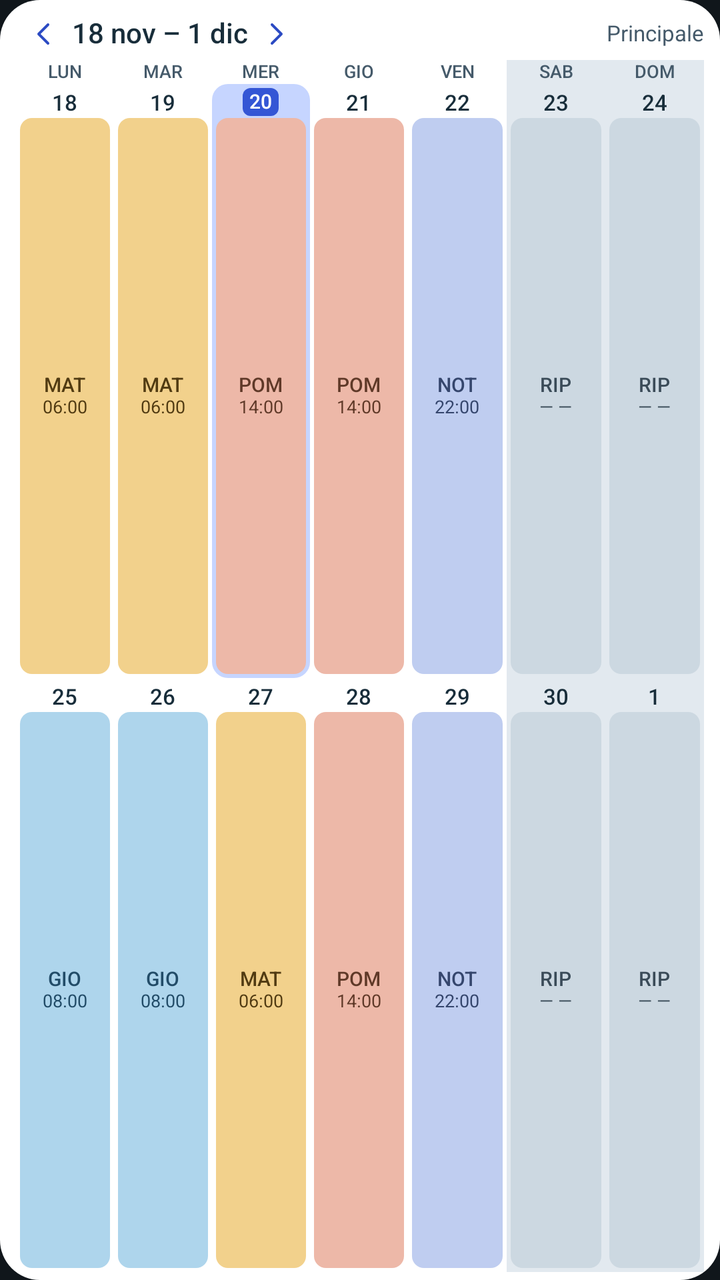
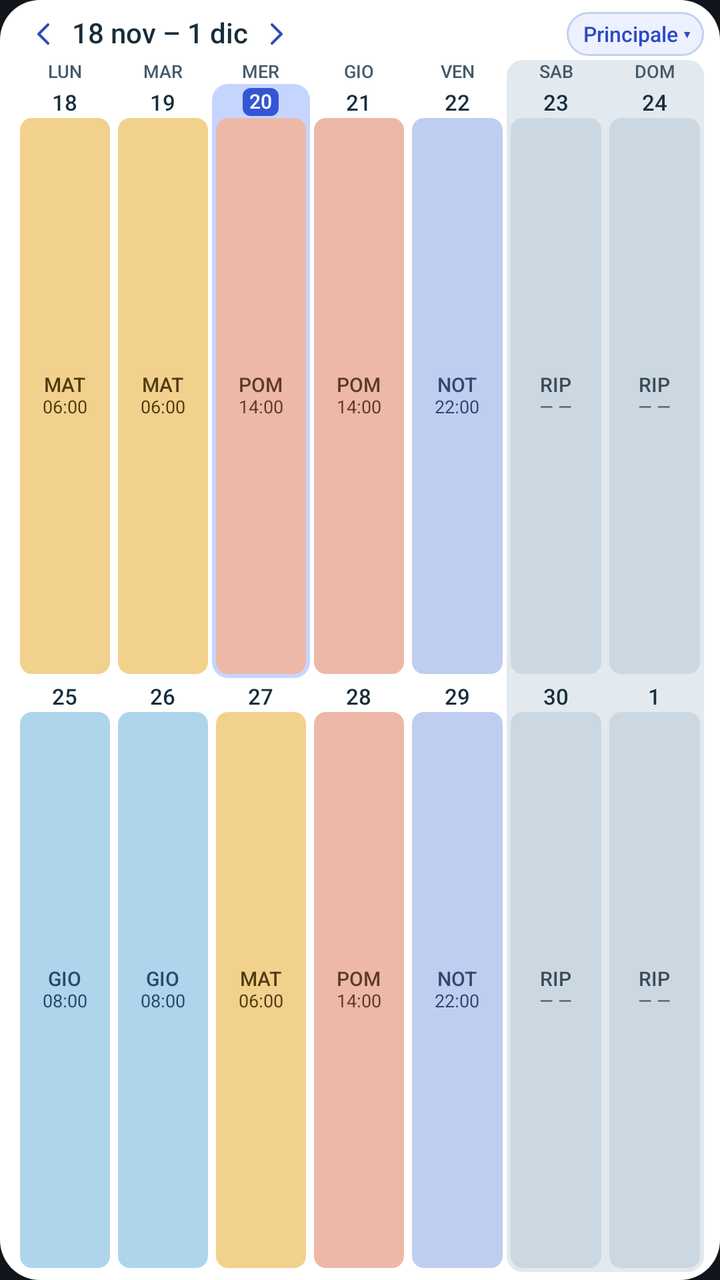

Compare the two renders of this Android layout. The source of the first and the diff that turns it into the second are given below.
<!-- AndroidManifest.xml: application theme Theme.CalendarioTurni -->
<!-- res/layout/widget_preview_weeks_panorama.xml -->
<?xml version="1.0" encoding="utf-8"?>
<LinearLayout xmlns:android="http://schemas.android.com/apk/res/android"
    android:layout_width="match_parent"
    android:layout_height="match_parent"
    android:background="@drawable/bg_widget_preview_container"
    android:orientation="vertical"
    android:paddingStart="8dp"
    android:paddingTop="4dp"
    android:paddingEnd="8dp"
    android:paddingBottom="4dp">

    <LinearLayout
        android:layout_width="match_parent"
        android:layout_height="26dp"
        android:gravity="center_vertical"
        android:orientation="horizontal">

        <ImageView
            android:layout_width="28dp"
            android:layout_height="match_parent"
            android:contentDescription="Periodo precedente"
            android:padding="5dp"
            android:scaleType="fitCenter"
            android:src="@drawable/widget_chevron_left"
            android:tint="@color/widget_brand_ink" />

        <TextView
            android:layout_width="wrap_content"
            android:layout_height="match_parent"
            android:ellipsize="end"
            android:fontFamily="sans-serif-medium"
            android:gravity="center_vertical"
            android:includeFontPadding="false"
            android:singleLine="true"
            android:text="18 nov – 1 dic"
            android:textColor="@color/widget_text"
            android:textSize="14sp" />

        <ImageView
            android:layout_width="28dp"
            android:layout_height="match_parent"
            android:contentDescription="Periodo successivo"
            android:padding="5dp"
            android:scaleType="fitCenter"
            android:src="@drawable/widget_chevron_right"
            android:tint="@color/widget_brand_ink" />

        <TextView
            android:layout_width="0dp"
            android:layout_height="match_parent"
            android:layout_weight="1"
            android:ellipsize="end"
            android:gravity="end|center_vertical"
            android:includeFontPadding="false"
            android:paddingStart="8dp"
            android:singleLine="true"
            android:text="Principale"
            android:textColor="@color/widget_secondary_text"
            android:textSize="11sp" />
    </LinearLayout>

    
    <LinearLayout
        android:layout_width="match_parent"
        android:layout_height="12dp"
        android:orientation="horizontal">

        <TextView android:layout_width="0dp" android:layout_height="match_parent" android:layout_weight="1" android:fontFamily="sans-serif-medium" android:gravity="center" android:includeFontPadding="false" android:text="LUN" android:textColor="@color/widget_secondary_text" android:textSize="9sp" />
        <TextView android:layout_width="0dp" android:layout_height="match_parent" android:layout_weight="1" android:fontFamily="sans-serif-medium" android:gravity="center" android:includeFontPadding="false" android:text="MAR" android:textColor="@color/widget_secondary_text" android:textSize="9sp" />
        <TextView android:layout_width="0dp" android:layout_height="match_parent" android:layout_weight="1" android:fontFamily="sans-serif-medium" android:gravity="center" android:includeFontPadding="false" android:text="MER" android:textColor="@color/widget_secondary_text" android:textSize="9sp" />
        <TextView android:layout_width="0dp" android:layout_height="match_parent" android:layout_weight="1" android:fontFamily="sans-serif-medium" android:gravity="center" android:includeFontPadding="false" android:text="GIO" android:textColor="@color/widget_secondary_text" android:textSize="9sp" />
        <TextView android:layout_width="0dp" android:layout_height="match_parent" android:layout_weight="1" android:fontFamily="sans-serif-medium" android:gravity="center" android:includeFontPadding="false" android:text="VEN" android:textColor="@color/widget_secondary_text" android:textSize="9sp" />
        <TextView android:layout_width="0dp" android:layout_height="match_parent" android:layout_weight="1" android:background="@color/widget_weekend" android:fontFamily="sans-serif-medium" android:gravity="center" android:includeFontPadding="false" android:text="SAB" android:textColor="@color/widget_secondary_text" android:textSize="9sp" />
        <TextView android:layout_width="0dp" android:layout_height="match_parent" android:layout_weight="1" android:background="@color/widget_weekend" android:fontFamily="sans-serif-medium" android:gravity="center" android:includeFontPadding="false" android:text="DOM" android:textColor="@color/widget_secondary_text" android:textSize="9sp" />
    </LinearLayout>

    
    <LinearLayout
        android:layout_width="match_parent"
        android:layout_height="0dp"
        android:layout_weight="1"
        android:orientation="horizontal">

        <LinearLayout android:layout_width="0dp" android:layout_height="match_parent" android:layout_weight="1" android:gravity="center_horizontal" android:orientation="vertical" android:padding="2dp">
            <TextView android:layout_width="wrap_content" android:layout_height="15dp" android:fontFamily="sans-serif-medium" android:gravity="center" android:includeFontPadding="false" android:text="18" android:textColor="@color/widget_text" android:textSize="11sp" />
            <LinearLayout android:layout_width="match_parent" android:layout_height="0dp" android:layout_weight="1" android:background="@drawable/bg_widget_preview_pill_morning" android:gravity="center" android:orientation="vertical">
                <TextView android:layout_width="wrap_content" android:layout_height="wrap_content" android:fontFamily="sans-serif-medium" android:includeFontPadding="false" android:text="MAT" android:textColor="@color/widget_shift_morning_ink" android:textSize="10sp" />
                <TextView android:layout_width="wrap_content" android:layout_height="wrap_content" android:includeFontPadding="false" android:text="06:00" android:textColor="@color/widget_shift_morning_ink" android:textSize="9sp" />
            </LinearLayout>
        </LinearLayout>

        <LinearLayout android:layout_width="0dp" android:layout_height="match_parent" android:layout_weight="1" android:gravity="center_horizontal" android:orientation="vertical" android:padding="2dp">
            <TextView android:layout_width="wrap_content" android:layout_height="15dp" android:fontFamily="sans-serif-medium" android:gravity="center" android:includeFontPadding="false" android:text="19" android:textColor="@color/widget_text" android:textSize="11sp" />
            <LinearLayout android:layout_width="match_parent" android:layout_height="0dp" android:layout_weight="1" android:background="@drawable/bg_widget_preview_pill_morning" android:gravity="center" android:orientation="vertical">
                <TextView android:layout_width="wrap_content" android:layout_height="wrap_content" android:fontFamily="sans-serif-medium" android:includeFontPadding="false" android:text="MAT" android:textColor="@color/widget_shift_morning_ink" android:textSize="10sp" />
                <TextView android:layout_width="wrap_content" android:layout_height="wrap_content" android:includeFontPadding="false" android:text="06:00" android:textColor="@color/widget_shift_morning_ink" android:textSize="9sp" />
            </LinearLayout>
        </LinearLayout>

        <LinearLayout android:layout_width="0dp" android:layout_height="match_parent" android:layout_weight="1" android:background="@drawable/bg_widget_preview_today_cell" android:gravity="center_horizontal" android:orientation="vertical" android:padding="2dp">
            <TextView android:layout_width="18dp" android:layout_height="14dp" android:layout_marginBottom="1dp" android:background="@drawable/bg_widget_preview_today_badge" android:fontFamily="sans-serif-medium" android:gravity="center" android:includeFontPadding="false" android:text="20" android:textColor="@color/widget_on_brand" android:textSize="10sp" />
            <LinearLayout android:layout_width="match_parent" android:layout_height="0dp" android:layout_weight="1" android:background="@drawable/bg_widget_preview_pill_afternoon" android:gravity="center" android:orientation="vertical">
                <TextView android:layout_width="wrap_content" android:layout_height="wrap_content" android:fontFamily="sans-serif-medium" android:includeFontPadding="false" android:text="POM" android:textColor="@color/widget_shift_afternoon_ink" android:textSize="10sp" />
                <TextView android:layout_width="wrap_content" android:layout_height="wrap_content" android:includeFontPadding="false" android:text="14:00" android:textColor="@color/widget_shift_afternoon_ink" android:textSize="9sp" />
            </LinearLayout>
        </LinearLayout>

        <LinearLayout android:layout_width="0dp" android:layout_height="match_parent" android:layout_weight="1" android:gravity="center_horizontal" android:orientation="vertical" android:padding="2dp">
            <TextView android:layout_width="wrap_content" android:layout_height="15dp" android:fontFamily="sans-serif-medium" android:gravity="center" android:includeFontPadding="false" android:text="21" android:textColor="@color/widget_text" android:textSize="11sp" />
            <LinearLayout android:layout_width="match_parent" android:layout_height="0dp" android:layout_weight="1" android:background="@drawable/bg_widget_preview_pill_afternoon" android:gravity="center" android:orientation="vertical">
                <TextView android:layout_width="wrap_content" android:layout_height="wrap_content" android:fontFamily="sans-serif-medium" android:includeFontPadding="false" android:text="POM" android:textColor="@color/widget_shift_afternoon_ink" android:textSize="10sp" />
                <TextView android:layout_width="wrap_content" android:layout_height="wrap_content" android:includeFontPadding="false" android:text="14:00" android:textColor="@color/widget_shift_afternoon_ink" android:textSize="9sp" />
            </LinearLayout>
        </LinearLayout>

        <LinearLayout android:layout_width="0dp" android:layout_height="match_parent" android:layout_weight="1" android:gravity="center_horizontal" android:orientation="vertical" android:padding="2dp">
            <TextView android:layout_width="wrap_content" android:layout_height="15dp" android:fontFamily="sans-serif-medium" android:gravity="center" android:includeFontPadding="false" android:text="22" android:textColor="@color/widget_text" android:textSize="11sp" />
            <LinearLayout android:layout_width="match_parent" android:layout_height="0dp" android:layout_weight="1" android:background="@drawable/bg_widget_preview_pill_night" android:gravity="center" android:orientation="vertical">
                <TextView android:layout_width="wrap_content" android:layout_height="wrap_content" android:fontFamily="sans-serif-medium" android:includeFontPadding="false" android:text="NOT" android:textColor="@color/widget_shift_night_ink" android:textSize="10sp" />
                <TextView android:layout_width="wrap_content" android:layout_height="wrap_content" android:includeFontPadding="false" android:text="22:00" android:textColor="@color/widget_shift_night_ink" android:textSize="9sp" />
            </LinearLayout>
        </LinearLayout>

        <LinearLayout android:layout_width="0dp" android:layout_height="match_parent" android:layout_weight="1" android:background="@color/widget_weekend" android:gravity="center_horizontal" android:orientation="vertical" android:padding="2dp">
            <TextView android:layout_width="wrap_content" android:layout_height="15dp" android:fontFamily="sans-serif-medium" android:gravity="center" android:includeFontPadding="false" android:text="23" android:textColor="@color/widget_text" android:textSize="11sp" />
            <LinearLayout android:layout_width="match_parent" android:layout_height="0dp" android:layout_weight="1" android:background="@drawable/bg_widget_preview_pill_rest" android:gravity="center" android:orientation="vertical">
                <TextView android:layout_width="wrap_content" android:layout_height="wrap_content" android:fontFamily="sans-serif-medium" android:includeFontPadding="false" android:text="RIP" android:textColor="@color/widget_shift_rest_ink" android:textSize="10sp" />
                <TextView android:layout_width="wrap_content" android:layout_height="wrap_content" android:includeFontPadding="false" android:text="— —" android:textColor="@color/widget_shift_rest_ink" android:textSize="9sp" />
            </LinearLayout>
        </LinearLayout>

        <LinearLayout android:layout_width="0dp" android:layout_height="match_parent" android:layout_weight="1" android:background="@color/widget_weekend" android:gravity="center_horizontal" android:orientation="vertical" android:padding="2dp">
            <TextView android:layout_width="wrap_content" android:layout_height="15dp" android:fontFamily="sans-serif-medium" android:gravity="center" android:includeFontPadding="false" android:text="24" android:textColor="@color/widget_text" android:textSize="11sp" />
            <LinearLayout android:layout_width="match_parent" android:layout_height="0dp" android:layout_weight="1" android:background="@drawable/bg_widget_preview_pill_rest" android:gravity="center" android:orientation="vertical">
                <TextView android:layout_width="wrap_content" android:layout_height="wrap_content" android:fontFamily="sans-serif-medium" android:includeFontPadding="false" android:text="RIP" android:textColor="@color/widget_shift_rest_ink" android:textSize="10sp" />
                <TextView android:layout_width="wrap_content" android:layout_height="wrap_content" android:includeFontPadding="false" android:text="— —" android:textColor="@color/widget_shift_rest_ink" android:textSize="9sp" />
            </LinearLayout>
        </LinearLayout>
    </LinearLayout>

    
    <LinearLayout
        android:layout_width="match_parent"
        android:layout_height="0dp"
        android:layout_weight="1"
        android:orientation="horizontal">

        <LinearLayout android:layout_width="0dp" android:layout_height="match_parent" android:layout_weight="1" android:gravity="center_horizontal" android:orientation="vertical" android:padding="2dp">
            <TextView android:layout_width="wrap_content" android:layout_height="15dp" android:fontFamily="sans-serif-medium" android:gravity="center" android:includeFontPadding="false" android:text="25" android:textColor="@color/widget_text" android:textSize="11sp" />
            <LinearLayout android:layout_width="match_parent" android:layout_height="0dp" android:layout_weight="1" android:background="@drawable/bg_widget_preview_pill_daytime" android:gravity="center" android:orientation="vertical">
                <TextView android:layout_width="wrap_content" android:layout_height="wrap_content" android:fontFamily="sans-serif-medium" android:includeFontPadding="false" android:text="GIO" android:textColor="@color/widget_shift_daytime_ink" android:textSize="10sp" />
                <TextView android:layout_width="wrap_content" android:layout_height="wrap_content" android:includeFontPadding="false" android:text="08:00" android:textColor="@color/widget_shift_daytime_ink" android:textSize="9sp" />
            </LinearLayout>
        </LinearLayout>

        <LinearLayout android:layout_width="0dp" android:layout_height="match_parent" android:layout_weight="1" android:gravity="center_horizontal" android:orientation="vertical" android:padding="2dp">
            <TextView android:layout_width="wrap_content" android:layout_height="15dp" android:fontFamily="sans-serif-medium" android:gravity="center" android:includeFontPadding="false" android:text="26" android:textColor="@color/widget_text" android:textSize="11sp" />
            <LinearLayout android:layout_width="match_parent" android:layout_height="0dp" android:layout_weight="1" android:background="@drawable/bg_widget_preview_pill_daytime" android:gravity="center" android:orientation="vertical">
                <TextView android:layout_width="wrap_content" android:layout_height="wrap_content" android:fontFamily="sans-serif-medium" android:includeFontPadding="false" android:text="GIO" android:textColor="@color/widget_shift_daytime_ink" android:textSize="10sp" />
                <TextView android:layout_width="wrap_content" android:layout_height="wrap_content" android:includeFontPadding="false" android:text="08:00" android:textColor="@color/widget_shift_daytime_ink" android:textSize="9sp" />
            </LinearLayout>
        </LinearLayout>

        <LinearLayout android:layout_width="0dp" android:layout_height="match_parent" android:layout_weight="1" android:gravity="center_horizontal" android:orientation="vertical" android:padding="2dp">
            <TextView android:layout_width="wrap_content" android:layout_height="15dp" android:fontFamily="sans-serif-medium" android:gravity="center" android:includeFontPadding="false" android:text="27" android:textColor="@color/widget_text" android:textSize="11sp" />
            <LinearLayout android:layout_width="match_parent" android:layout_height="0dp" android:layout_weight="1" android:background="@drawable/bg_widget_preview_pill_morning" android:gravity="center" android:orientation="vertical">
                <TextView android:layout_width="wrap_content" android:layout_height="wrap_content" android:fontFamily="sans-serif-medium" android:includeFontPadding="false" android:text="MAT" android:textColor="@color/widget_shift_morning_ink" android:textSize="10sp" />
                <TextView android:layout_width="wrap_content" android:layout_height="wrap_content" android:includeFontPadding="false" android:text="06:00" android:textColor="@color/widget_shift_morning_ink" android:textSize="9sp" />
            </LinearLayout>
        </LinearLayout>

        <LinearLayout android:layout_width="0dp" android:layout_height="match_parent" android:layout_weight="1" android:gravity="center_horizontal" android:orientation="vertical" android:padding="2dp">
            <TextView android:layout_width="wrap_content" android:layout_height="15dp" android:fontFamily="sans-serif-medium" android:gravity="center" android:includeFontPadding="false" android:text="28" android:textColor="@color/widget_text" android:textSize="11sp" />
            <LinearLayout android:layout_width="match_parent" android:layout_height="0dp" android:layout_weight="1" android:background="@drawable/bg_widget_preview_pill_afternoon" android:gravity="center" android:orientation="vertical">
                <TextView android:layout_width="wrap_content" android:layout_height="wrap_content" android:fontFamily="sans-serif-medium" android:includeFontPadding="false" android:text="POM" android:textColor="@color/widget_shift_afternoon_ink" android:textSize="10sp" />
                <TextView android:layout_width="wrap_content" android:layout_height="wrap_content" android:includeFontPadding="false" android:text="14:00" android:textColor="@color/widget_shift_afternoon_ink" android:textSize="9sp" />
            </LinearLayout>
        </LinearLayout>

        <LinearLayout android:layout_width="0dp" android:layout_height="match_parent" android:layout_weight="1" android:gravity="center_horizontal" android:orientation="vertical" android:padding="2dp">
            <TextView android:layout_width="wrap_content" android:layout_height="15dp" android:fontFamily="sans-serif-medium" android:gravity="center" android:includeFontPadding="false" android:text="29" android:textColor="@color/widget_text" android:textSize="11sp" />
            <LinearLayout android:layout_width="match_parent" android:layout_height="0dp" android:layout_weight="1" android:background="@drawable/bg_widget_preview_pill_night" android:gravity="center" android:orientation="vertical">
                <TextView android:layout_width="wrap_content" android:layout_height="wrap_content" android:fontFamily="sans-serif-medium" android:includeFontPadding="false" android:text="NOT" android:textColor="@color/widget_shift_night_ink" android:textSize="10sp" />
                <TextView android:layout_width="wrap_content" android:layout_height="wrap_content" android:includeFontPadding="false" android:text="22:00" android:textColor="@color/widget_shift_night_ink" android:textSize="9sp" />
            </LinearLayout>
        </LinearLayout>

        <LinearLayout android:layout_width="0dp" android:layout_height="match_parent" android:layout_weight="1" android:background="@color/widget_weekend" android:gravity="center_horizontal" android:orientation="vertical" android:padding="2dp">
            <TextView android:layout_width="wrap_content" android:layout_height="15dp" android:fontFamily="sans-serif-medium" android:gravity="center" android:includeFontPadding="false" android:text="30" android:textColor="@color/widget_text" android:textSize="11sp" />
            <LinearLayout android:layout_width="match_parent" android:layout_height="0dp" android:layout_weight="1" android:background="@drawable/bg_widget_preview_pill_rest" android:gravity="center" android:orientation="vertical">
                <TextView android:layout_width="wrap_content" android:layout_height="wrap_content" android:fontFamily="sans-serif-medium" android:includeFontPadding="false" android:text="RIP" android:textColor="@color/widget_shift_rest_ink" android:textSize="10sp" />
                <TextView android:layout_width="wrap_content" android:layout_height="wrap_content" android:includeFontPadding="false" android:text="— —" android:textColor="@color/widget_shift_rest_ink" android:textSize="9sp" />
            </LinearLayout>
        </LinearLayout>

        <LinearLayout android:layout_width="0dp" android:layout_height="match_parent" android:layout_weight="1" android:background="@color/widget_weekend" android:gravity="center_horizontal" android:orientation="vertical" android:padding="2dp">
            <TextView android:layout_width="wrap_content" android:layout_height="15dp" android:fontFamily="sans-serif-medium" android:gravity="center" android:includeFontPadding="false" android:text="1" android:textColor="@color/widget_text" android:textSize="11sp" />
            <LinearLayout android:layout_width="match_parent" android:layout_height="0dp" android:layout_weight="1" android:background="@drawable/bg_widget_preview_pill_rest" android:gravity="center" android:orientation="vertical">
                <TextView android:layout_width="wrap_content" android:layout_height="wrap_content" android:fontFamily="sans-serif-medium" android:includeFontPadding="false" android:text="RIP" android:textColor="@color/widget_shift_rest_ink" android:textSize="10sp" />
                <TextView android:layout_width="wrap_content" android:layout_height="wrap_content" android:includeFontPadding="false" android:text="— —" android:textColor="@color/widget_shift_rest_ink" android:textSize="9sp" />
            </LinearLayout>
        </LinearLayout>
    </LinearLayout>
</LinearLayout>
<!-- resources referenced by this layout -->
<resources>
  <color name="widget_brand_ink">#2C4BC3</color>
  <color name="widget_on_brand">#FFFFFF</color>
  <color name="widget_secondary_text">#455A6A</color>
  <color name="widget_shift_afternoon_ink">#5F3928</color>
  <color name="widget_shift_daytime_ink">#224C68</color>
  <color name="widget_shift_morning_ink">#513B12</color>
  <color name="widget_shift_night_ink">#35466D</color>
  <color name="widget_shift_rest_ink">#3A4B58</color>
  <color name="widget_text">#182D3A</color>
  <color name="widget_weekend">#E2E9EF</color>
  <!-- drawable bg_widget_preview_container (drawable) -->
  <?xml version="1.0" encoding="utf-8"?>
  <shape xmlns:android="http://schemas.android.com/apk/res/android" android:shape="rectangle">
      <solid android:color="@color/widget_surface" />
      <corners android:radius="20dp" />
  </shape>
  <!-- drawable bg_widget_preview_today_badge (drawable) -->
  <?xml version="1.0" encoding="utf-8"?>
  <shape xmlns:android="http://schemas.android.com/apk/res/android" android:shape="rectangle">
      <solid android:color="@color/widget_brand" />
      <corners android:radius="4dp" />
  </shape>
  <!-- drawable bg_widget_preview_today_cell (drawable) -->
  <?xml version="1.0" encoding="utf-8"?>
  <shape xmlns:android="http://schemas.android.com/apk/res/android" android:shape="rectangle">
      <solid android:color="@color/widget_today" />
      <corners android:radius="8dp" />
  </shape>
  <style name="Theme.CalendarioTurni" parent="android:Theme.Material.NoActionBar">
          <item name="android:statusBarColor">#10161B</item>
          <item name="android:navigationBarColor">#10161B</item>
          <item name="android:windowBackground">#10161B</item>
      </style>
  <color name="widget_surface">#FFFFFF</color>
  <color name="widget_shift_afternoon_fill">#EDB8A8</color>
  <color name="widget_shift_daytime_fill">#AED5EC</color>
  <color name="widget_shift_morning_fill">#F2D18C</color>
  <color name="widget_shift_night_fill">#BFCDF0</color>
  <color name="widget_shift_rest_fill">#CCD8E1</color>
  <color name="widget_brand">#3456D5</color>
  <color name="widget_today">#C6D5FF</color>
  <!-- unchanged entries left out for length: 7 -->
</resources>

<!-- the commit's change to res/layout/widget_preview_weeks_panorama.xml (unified diff, before → after) -->
@@ -45,18 +45,26 @@
             android:src="@drawable/widget_chevron_right"
             android:tint="@color/widget_brand_ink" />
 
+        <Space
+            android:layout_width="0dp"
+            android:layout_height="1dp"
+            android:layout_weight="1" />
+
         <TextView
-            android:layout_width="0dp"
-            android:layout_height="match_parent"
-            android:layout_weight="1"
+            android:layout_width="wrap_content"
+            android:layout_height="22dp"
+            android:layout_marginStart="4dp"
+            android:background="@drawable/bg_widget_preview_work_chip"
             android:ellipsize="end"
-            android:gravity="end|center_vertical"
+            android:fontFamily="sans-serif-medium"
+            android:gravity="center"
             android:includeFontPadding="false"
             android:paddingStart="8dp"
+            android:paddingEnd="7dp"
             android:singleLine="true"
-            android:text="Principale"
-            android:textColor="@color/widget_secondary_text"
-            android:textSize="11sp" />
+            android:text="Principale ▾"
+            android:textColor="@color/widget_brand_ink"
+            android:textSize="10.5sp" />
     </LinearLayout>
 
     
@@ -70,8 +78,8 @@
         <TextView android:layout_width="0dp" android:layout_height="match_parent" android:layout_weight="1" android:fontFamily="sans-serif-medium" android:gravity="center" android:includeFontPadding="false" android:text="MER" android:textColor="@color/widget_secondary_text" android:textSize="9sp" />
         <TextView android:layout_width="0dp" android:layout_height="match_parent" android:layout_weight="1" android:fontFamily="sans-serif-medium" android:gravity="center" android:includeFontPadding="false" android:text="GIO" android:textColor="@color/widget_secondary_text" android:textSize="9sp" />
         <TextView android:layout_width="0dp" android:layout_height="match_parent" android:layout_weight="1" android:fontFamily="sans-serif-medium" android:gravity="center" android:includeFontPadding="false" android:text="VEN" android:textColor="@color/widget_secondary_text" android:textSize="9sp" />
-        <TextView android:layout_width="0dp" android:layout_height="match_parent" android:layout_weight="1" android:background="@color/widget_weekend" android:fontFamily="sans-serif-medium" android:gravity="center" android:includeFontPadding="false" android:text="SAB" android:textColor="@color/widget_secondary_text" android:textSize="9sp" />
-        <TextView android:layout_width="0dp" android:layout_height="match_parent" android:layout_weight="1" android:background="@color/widget_weekend" android:fontFamily="sans-serif-medium" android:gravity="center" android:includeFontPadding="false" android:text="DOM" android:textColor="@color/widget_secondary_text" android:textSize="9sp" />
+        <TextView android:layout_width="0dp" android:layout_height="match_parent" android:layout_weight="1" android:background="@drawable/bg_widget_preview_weekend_top_left" android:fontFamily="sans-serif-medium" android:gravity="center" android:includeFontPadding="false" android:text="SAB" android:textColor="@color/widget_secondary_text" android:textSize="9sp" />
+        <TextView android:layout_width="0dp" android:layout_height="match_parent" android:layout_weight="1" android:background="@drawable/bg_widget_preview_weekend_top_right" android:fontFamily="sans-serif-medium" android:gravity="center" android:includeFontPadding="false" android:text="DOM" android:textColor="@color/widget_secondary_text" android:textSize="9sp" />
     </LinearLayout>
 
     
@@ -185,7 +193,7 @@
             </LinearLayout>
         </LinearLayout>
 
-        <LinearLayout android:layout_width="0dp" android:layout_height="match_parent" android:layout_weight="1" android:background="@color/widget_weekend" android:gravity="center_horizontal" android:orientation="vertical" android:padding="2dp">
+        <LinearLayout android:layout_width="0dp" android:layout_height="match_parent" android:layout_weight="1" android:background="@drawable/bg_widget_preview_weekend_bottom_left" android:gravity="center_horizontal" android:orientation="vertical" android:padding="2dp">
             <TextView android:layout_width="wrap_content" android:layout_height="15dp" android:fontFamily="sans-serif-medium" android:gravity="center" android:includeFontPadding="false" android:text="30" android:textColor="@color/widget_text" android:textSize="11sp" />
             <LinearLayout android:layout_width="match_parent" android:layout_height="0dp" android:layout_weight="1" android:background="@drawable/bg_widget_preview_pill_rest" android:gravity="center" android:orientation="vertical">
                 <TextView android:layout_width="wrap_content" android:layout_height="wrap_content" android:fontFamily="sans-serif-medium" android:includeFontPadding="false" android:text="RIP" android:textColor="@color/widget_shift_rest_ink" android:textSize="10sp" />
@@ -193,7 +201,7 @@
             </LinearLayout>
         </LinearLayout>
 
-        <LinearLayout android:layout_width="0dp" android:layout_height="match_parent" android:layout_weight="1" android:background="@color/widget_weekend" android:gravity="center_horizontal" android:orientation="vertical" android:padding="2dp">
+        <LinearLayout android:layout_width="0dp" android:layout_height="match_parent" android:layout_weight="1" android:background="@drawable/bg_widget_preview_weekend_bottom_right" android:gravity="center_horizontal" android:orientation="vertical" android:padding="2dp">
             <TextView android:layout_width="wrap_content" android:layout_height="15dp" android:fontFamily="sans-serif-medium" android:gravity="center" android:includeFontPadding="false" android:text="1" android:textColor="@color/widget_text" android:textSize="11sp" />
             <LinearLayout android:layout_width="match_parent" android:layout_height="0dp" android:layout_weight="1" android:background="@drawable/bg_widget_preview_pill_rest" android:gravity="center" android:orientation="vertical">
                 <TextView android:layout_width="wrap_content" android:layout_height="wrap_content" android:fontFamily="sans-serif-medium" android:includeFontPadding="false" android:text="RIP" android:textColor="@color/widget_shift_rest_ink" android:textSize="10sp" />
<!-- resource entries referenced after the edit -->
@@ -28,6 +28,37 @@
       <solid android:color="@color/widget_today" />
       <corners android:radius="8dp" />
   </shape>
+  <!-- drawable bg_widget_preview_weekend_bottom_left (drawable) -->
+  <?xml version="1.0" encoding="utf-8"?>
+  <shape xmlns:android="http://schemas.android.com/apk/res/android" android:shape="rectangle">
+      <solid android:color="@color/widget_weekend" />
+      <corners android:bottomLeftRadius="8dp" />
+  </shape>
+  <!-- drawable bg_widget_preview_weekend_bottom_right (drawable) -->
+  <?xml version="1.0" encoding="utf-8"?>
+  <shape xmlns:android="http://schemas.android.com/apk/res/android" android:shape="rectangle">
+      <solid android:color="@color/widget_weekend" />
+      <corners android:bottomRightRadius="8dp" />
+  </shape>
+  <!-- drawable bg_widget_preview_weekend_top_left (drawable) -->
+  <?xml version="1.0" encoding="utf-8"?>
+  <shape xmlns:android="http://schemas.android.com/apk/res/android" android:shape="rectangle">
+      <solid android:color="@color/widget_weekend" />
+      <corners android:topLeftRadius="8dp" />
+  </shape>
+  <!-- drawable bg_widget_preview_weekend_top_right (drawable) -->
+  <?xml version="1.0" encoding="utf-8"?>
+  <shape xmlns:android="http://schemas.android.com/apk/res/android" android:shape="rectangle">
+      <solid android:color="@color/widget_weekend" />
+      <corners android:topRightRadius="8dp" />
+  </shape>
+  <!-- drawable bg_widget_preview_work_chip (drawable) -->
+  <?xml version="1.0" encoding="utf-8"?>
+  <shape xmlns:android="http://schemas.android.com/apk/res/android" android:shape="rectangle">
+      <solid android:color="@color/widget_chip_fill" />
+      <stroke android:width="1dp" android:color="@color/widget_chip_stroke" />
+      <corners android:radius="999dp" />
+  </shape>
   <style name="Theme.CalendarioTurni" parent="android:Theme.Material.NoActionBar">
           <item name="android:statusBarColor">#10161B</item>
           <item name="android:navigationBarColor">#10161B</item>
@@ -41,6 +72,8 @@
   <color name="widget_shift_rest_fill">#CCD8E1</color>
   <color name="widget_brand">#3456D5</color>
   <color name="widget_today">#C6D5FF</color>
+  <color name="widget_chip_fill">#EDF1FF</color>
+  <color name="widget_chip_stroke">#C3D0EE</color>
   <!-- unchanged entries left out for length: 7 -->
 </resources>
 
